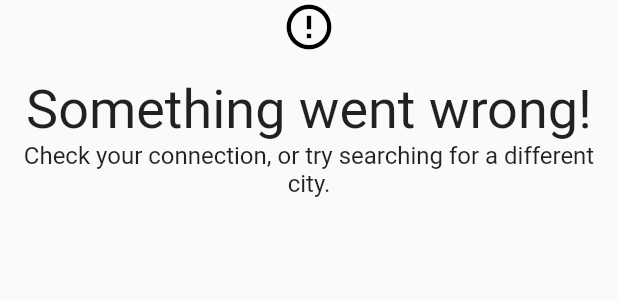
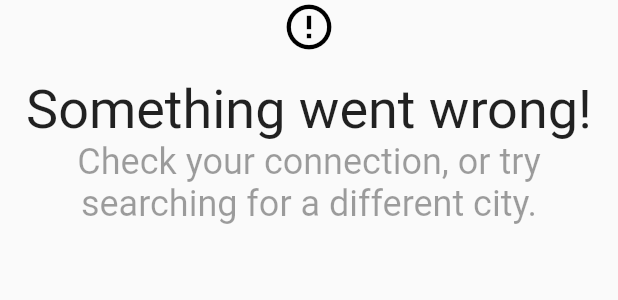
Before and after one commit to kenzieshimrock/very_good_weather, a Flutter app: the WeatherError widget shown alone on an empty page, opened directly, on a phone screen of 412 x 824 dp. Shown: the top 300 px of the screen. Run offline on Flutter 3.47's test engine with Material 2 defaults, Android fonts, the light colour scheme and no system bars; our stand-ins replace bloc, equatable, flutter_bloc, google_fonts, hydrated_bloc; missing offline and left inert: flutter_services_binding; generated files the repository leaves out were written again; Roboto replaces fonts that are missing (Dongle); statements that could not run were skipped.

Commit message:
font sizing fixes

```diff
--- a/lib/search/view/search_page.dart
+++ b/lib/search/view/search_page.dart
@@ -61,7 +61,10 @@ class _SearchPageState extends State<SearchPage> {
                     onSubmitted: (_) => Navigator.of(context).pop(_text),
                     decoration: InputDecoration(
                       hintText: 'City Name',
-                      hintStyle: const TextStyle(fontSize: 25),
+                      hintStyle: const TextStyle(
+                        fontSize: 25,
+                        color: Colors.black38,
+                      ),
                       contentPadding: const EdgeInsets.symmetric(
                         vertical: 10,
                         horizontal: 20,
--- a/lib/settings/view/settings_page.dart
+++ b/lib/settings/view/settings_page.dart
@@ -43,7 +43,10 @@ class SettingsPage extends StatelessWidget {
                   isThreeLine: true,
                   subtitle: Text(
                     'Current: ${state.temperatureUnits.isCelsius ? 'Celsius' : 'Fahrenheit'}',
-                    style: TextStyle(fontSize: Sizing.medium),
+                    style: TextStyle(
+                      fontSize: Sizing.medium,
+                      color: Colors.black38,
+                    ),
                   ),
                   trailing: Switch(
                     value: state.temperatureUnits.isCelsius,
--- a/lib/weather/widgets/weather_error.dart
+++ b/lib/weather/widgets/weather_error.dart
@@ -22,7 +22,10 @@ class WeatherError extends StatelessWidget {
         Text(
           'Check your connection, or try searching for a different city.',
           textAlign: TextAlign.center,
-          style: TextStyle(fontSize: Sizing.standard),
+          style: TextStyle(
+            fontSize: Sizing.medium,
+            color: Colors.black38,
+          ),
         ),
       ],
     );
--- a/lib/weather/widgets/weather_populated.dart
+++ b/lib/weather/widgets/weather_populated.dart
@@ -18,8 +18,9 @@ class WeatherPopulated extends StatelessWidget {
   Widget build(BuildContext context) {
     return Stack(
       children: [
-        // _WeatherBackground(),
         RefreshIndicator(
+          backgroundColor: Colors.black,
+          color: Colors.white,
           onRefresh: onRefresh,
           child: SingleChildScrollView(
             physics: const AlwaysScrollableScrollPhysics(),
```
